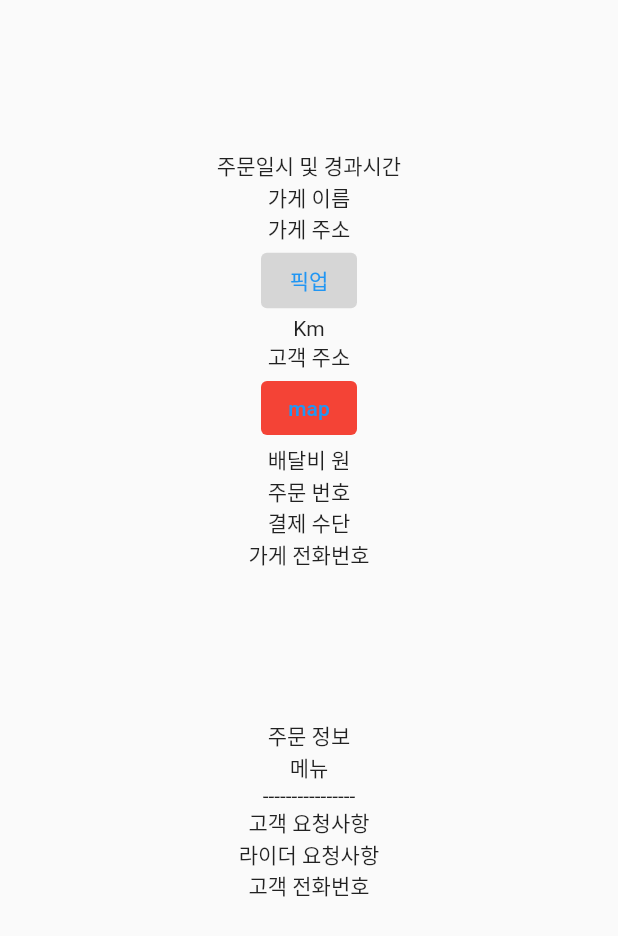
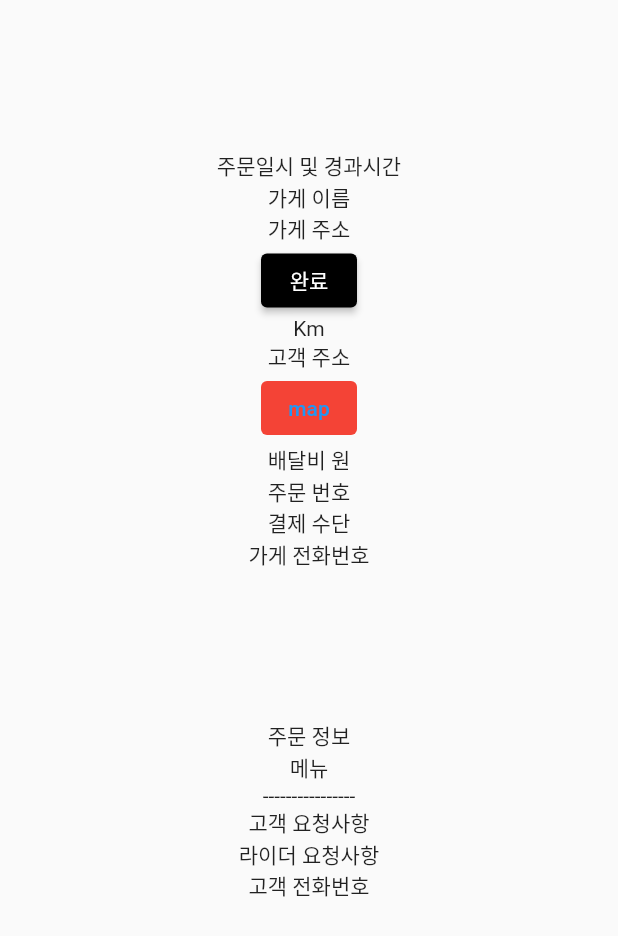
Before and after one commit to Wise-eun/Narda, a Flutter app: the OrderDetailScreen screen opened directly with empty values, after a tap on "픽업", on a phone screen of 412 x 824 dp. Shown: the top 936 px of the screen. Run offline on Flutter 3.47's test engine with Material 2 defaults, Android fonts, the phone set to English and light mode, and no system bars; our stand-ins replace cloud_firestore, firebase_auth, firebase_core, fluttertoast, geolocator, permission_handler and 1 more; missing offline and left inert: flutter_naver_map, kakao_flutter_sdk_navi, kakaomap_webview, naver_map_plugin; accounts and stored records are empty; network calls fail.

Commit message:
[Feat] 픽업버튼 추가

```diff
--- a/lib/order_detail.dart
+++ b/lib/order_detail.dart
@@ -24,6 +24,7 @@ class OrderDetailScreen extends StatefulWidget {
 
 class _OrderDetailScreenState extends State<OrderDetailScreen> {
   bool callOk=false;
+  bool clicked=false;
 
   @override
   void initState() {
@@ -79,14 +80,23 @@ class _OrderDetailScreenState extends State<OrderDetailScreen> {
                 callOk?Text("주문일시 ${order?.orderTime}  경과시간 ${duration?.inMinutes}분"):Text('주문일시 및 경과시간'),
                 callOk?Text(order!.storeName):Text('가게 이름'),
                 callOk?Text(order!.storeLocation):Text('가게 주소'),
-                TextButton(
+                clicked?ElevatedButton(
                     style: ButtonStyle(
-                      backgroundColor:  MaterialStateProperty.all(Colors.grey[350]),
+                      backgroundColor:  MaterialStateProperty.all(Colors.black),
                     ),
                     onPressed: () async {
+                    },
+                    child: Text('완료')):
+                    ElevatedButton(
+                      onPressed: () async{
+                        setState(() {
+                          clicked=true;
+                        });
+                      },
+                      child: Text('픽업'),
+                    ),
 
-                    },
-                    child: Text('픽업')),
+
                 callOk?Text(order!.deliveryDistance.toString()):Text('Km'),
                 callOk?Text(order!.deliveryLocation):Text('고객 주소'),
                 TextButton(
```
